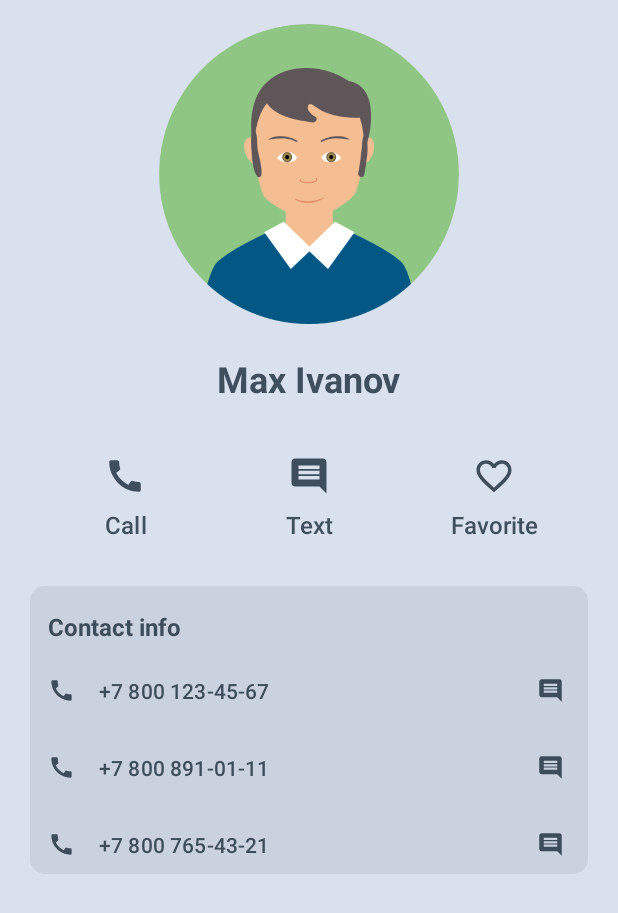
After one commit to AlevtinaTara/AndroidChangeName, an Android app: the layout activity_contact.xml on its own in the app's theme, with its tools: preview values and no code run, on a phone screen of 412 x 824 dp. The commit adds this screen. Shown: the top 913 px of the screen. Run offline under Robolectric (Android 15) with nearby library versions, the phone set to English and light mode, and no system bars.

Commit message:
Add contact activity and layout

```diff
--- a/app/build.gradle.kts
+++ b/app/build.gradle.kts
@@ -46,6 +46,7 @@ dependencies {
     implementation(libs.androidx.constraintlayout)
     implementation(libs.androidx.navigation.fragment.ktx)
     implementation(libs.androidx.navigation.ui.ktx)
+    implementation(libs.androidx.activity)
     testImplementation(libs.junit)
     androidTestImplementation(libs.androidx.junit)
     androidTestImplementation(libs.androidx.espresso.core)
--- a/app/src/main/AndroidManifest.xml
+++ b/app/src/main/AndroidManifest.xml
@@ -1,5 +1,6 @@
 <?xml version="1.0" encoding="utf-8"?>
-<manifest xmlns:android="http://schemas.android.com/apk/res/android"
+<manifest
+    xmlns:android="http://schemas.android.com/apk/res/android"
     xmlns:tools="http://schemas.android.com/tools">
 
     <application
@@ -13,7 +14,7 @@
         android:theme="@style/Theme.Homework"
         tools:targetApi="31">
         <activity
-            android:name=".MainActivity"
+            android:name=".ContactActivity"
             android:exported="true"
             android:theme="@style/Theme.Homework">
             <intent-filter>
--- /dev/null
+++ b/app/src/main/java/com/example/homework/ContactActivity.kt
@@ -0,0 +1,15 @@
+package com.example.homework
+
+import android.os.Bundle
+import androidx.activity.enableEdgeToEdge
+import androidx.appcompat.app.AppCompatActivity
+import androidx.core.view.ViewCompat
+import androidx.core.view.WindowInsetsCompat
+
+class ContactActivity : AppCompatActivity() {
+    override fun onCreate(savedInstanceState: Bundle?) {
+        super.onCreate(savedInstanceState)
+        setContentView(R.layout.activity_contact)
+
+    }
+}
--- /dev/null
+++ b/app/src/main/res/drawable/bg_rounded.xml
@@ -0,0 +1,10 @@
+<?xml version="1.0" encoding="UTF-8"?>
+<shape xmlns:android="http://schemas.android.com/apk/res/android">
+    <solid android:color="#15233443" />
+    <corners android:radius="10dp" />
+    <padding
+        android:bottom="0dp"
+        android:left="0dp"
+        android:right="0dp"
+        android:top="0dp" />
+</shape>
--- /dev/null
+++ b/app/src/main/res/drawable/ic_call.xml
@@ -0,0 +1,12 @@
+<vector xmlns:android="http://schemas.android.com/apk/res/android"
+    android:width="24dp"
+    android:height="24dp"
+    android:tint="#D8233443"
+    android:viewportWidth="24"
+    android:viewportHeight="24">
+
+    <path
+        android:fillColor="@android:color/white"
+        android:pathData="M20.01,15.38c-1.23,0 -2.42,-0.2 -3.53,-0.56 -0.35,-0.12 -0.74,-0.03 -1.01,0.24l-1.57,1.97c-2.83,-1.35 -5.48,-3.9 -6.89,-6.83l1.95,-1.66c0.27,-0.28 0.35,-0.67 0.24,-1.02 -0.37,-1.11 -0.56,-2.3 -0.56,-3.53 0,-0.54 -0.45,-0.99 -0.99,-0.99H4.19C3.65,3 3,3.24 3,3.99 3,13.28 10.73,21 20.01,21c0.71,0 0.99,-0.63 0.99,-1.18v-3.45c0,-0.54 -0.45,-0.99 -0.99,-0.99z" />
+
+</vector>
--- /dev/null
+++ b/app/src/main/res/drawable/ic_favorite.xml
@@ -0,0 +1,12 @@
+<vector xmlns:android="http://schemas.android.com/apk/res/android"
+    android:width="24dp"
+    android:height="24dp"
+    android:tint="#D8233443"
+    android:viewportWidth="24"
+    android:viewportHeight="24">
+
+    <path
+        android:fillColor="@android:color/white"
+        android:pathData="M16.5,3c-1.74,0 -3.41,0.81 -4.5,2.09C10.91,3.81 9.24,3 7.5,3 4.42,3 2,5.42 2,8.5c0,3.78 3.4,6.86 8.55,11.54L12,21.35l1.45,-1.32C18.6,15.36 22,12.28 22,8.5 22,5.42 19.58,3 16.5,3zM12.1,18.55l-0.1,0.1 -0.1,-0.1C7.14,14.24 4,11.39 4,8.5 4,6.5 5.5,5 7.5,5c1.54,0 3.04,0.99 3.57,2.36h1.87C13.46,5.99 14.96,5 16.5,5c2,0 3.5,1.5 3.5,3.5 0,2.89 -3.14,5.74 -7.9,10.05z" />
+
+</vector>
--- /dev/null
+++ b/app/src/main/res/drawable/ic_sms.xml
@@ -0,0 +1,13 @@
+<vector xmlns:android="http://schemas.android.com/apk/res/android"
+    android:width="24dp"
+    android:height="24dp"
+    android:autoMirrored="true"
+    android:tint="#D8233443"
+    android:viewportWidth="24"
+    android:viewportHeight="24">
+
+    <path
+        android:fillColor="@android:color/white"
+        android:pathData="M21.99,4c0,-1.1 -0.89,-2 -1.99,-2L4,2c-1.1,0 -2,0.9 -2,2v12c0,1.1 0.9,2 2,2h14l4,4 -0.01,-18zM18,14L6,14v-2h12v2zM18,11L6,11L6,9h12v2zM18,8L6,8L6,6h12v2z" />
+
+</vector>
--- /dev/null
+++ b/app/src/main/res/layout/activity_contact.xml
@@ -0,0 +1,145 @@
+<?xml version="1.0" encoding="utf-8"?>
+<androidx.constraintlayout.widget.ConstraintLayout
+    xmlns:android="http://schemas.android.com/apk/res/android"
+    xmlns:app="http://schemas.android.com/apk/res-auto"
+    android:layout_width="match_parent"
+    android:layout_height="match_parent"
+    android:background="#5B96B5CE">
+
+    <ImageView
+        android:id="@+id/contact_avatar"
+        android:layout_width="200dp"
+        android:layout_height="200dp"
+        android:layout_marginTop="16dp"
+        android:src="@drawable/man"
+        app:layout_constraintEnd_toEndOf="parent"
+        app:layout_constraintStart_toStartOf="parent"
+        app:layout_constraintTop_toTopOf="parent" />
+
+    <TextView
+        android:id="@+id/contact_name"
+        android:layout_width="wrap_content"
+        android:layout_height="wrap_content"
+        android:layout_marginTop="20dp"
+        android:text="Max Ivanov"
+        android:textColor="@color/textColor"
+        android:textSize="24sp"
+        android:textStyle="bold"
+        app:layout_constraintEnd_toEndOf="parent"
+        app:layout_constraintStart_toStartOf="parent"
+        app:layout_constraintTop_toBottomOf="@id/contact_avatar" />
+
+    <com.google.android.material.button.MaterialButton
+        android:id="@+id/contact_call"
+        style="@style/Theme.Contact.ActionButton"
+        android:layout_width="wrap_content"
+        android:layout_height="wrap_content"
+        android:layout_marginTop="20dp"
+        android:text="Call"
+        app:icon="@drawable/ic_call"
+        app:layout_constraintEnd_toStartOf="@id/contact_sms"
+        app:layout_constraintStart_toStartOf="parent"
+        app:layout_constraintTop_toBottomOf="@id/contact_name" />
+
+    <com.google.android.material.button.MaterialButton
+        android:id="@+id/contact_sms"
+        style="@style/Theme.Contact.ActionButton"
+        android:layout_width="wrap_content"
+        android:layout_height="wrap_content"
+        android:text="Text"
+        app:icon="@drawable/ic_sms"
+        app:layout_constraintEnd_toEndOf="parent"
+        app:layout_constraintStart_toStartOf="parent"
+        app:layout_constraintTop_toTopOf="@id/contact_call" />
+
+    <com.google.android.material.button.MaterialButton
+        android:id="@+id/contact_favorite"
+        style="@style/Theme.Contact.ActionButton"
+        android:layout_width="wrap_content"
+        android:layout_height="wrap_content"
+        android:text="Favorite"
+        app:icon="@drawable/ic_favorite"
+        app:layout_constraintEnd_toEndOf="parent"
+        app:layout_constraintStart_toEndOf="@id/contact_sms"
+        app:layout_constraintTop_toTopOf="@id/contact_call" />
+
+    <androidx.constraintlayout.widget.ConstraintLayout
+        android:layout_width="match_parent"
+        android:layout_height="wrap_content"
+        android:layout_marginHorizontal="20dp"
+        android:layout_marginTop="20dp"
+        android:background="@drawable/bg_rounded"
+        app:layout_constraintTop_toBottomOf="@id/contact_call">
+
+        <TextView
+            android:id="@+id/contact_info"
+            android:layout_width="match_parent"
+            android:layout_height="wrap_content"
+            android:text="Contact info"
+            android:textColor="@color/textColor"
+            android:textSize="16sp"
+            android:textStyle="bold"
+            app:layout_constraintTop_toTopOf="parent"
+            android:layout_marginTop="16dp"
+            android:layout_marginHorizontal="12dp"/>
+
+        <com.google.android.material.button.MaterialButton
+            android:id="@+id/contact_number1"
+            style="@style/Theme.Contact.PhoneCall"
+            android:layout_width="match_parent"
+            android:layout_height="wrap_content"
+            android:layout_marginTop="12dp"
+            android:text="+7 800 123-45-67"
+            app:layout_constraintTop_toBottomOf="@id/contact_info"
+            app:layout_constraintStart_toStartOf="parent"/>
+
+        <com.google.android.material.button.MaterialButton
+            style="@style/Theme.Contact.Sms"
+            android:layout_width="wrap_content"
+            android:layout_height="wrap_content"
+            app:layout_constraintEnd_toEndOf="@id/contact_number1"
+            app:layout_constraintTop_toTopOf="@id/contact_number1"
+            app:layout_constraintBottom_toBottomOf="@id/contact_number1"/>
+
+        <com.google.android.material.button.MaterialButton
+            android:id="@+id/contact_number2"
+            style="@style/Theme.Contact.PhoneCall"
+            android:layout_width="match_parent"
+            android:layout_height="wrap_content"
+            android:layout_marginTop="12dp"
+            android:text="+7 800 891-01-11"
+            app:layout_constraintTop_toBottomOf="@id/contact_number1"
+            app:layout_constraintStart_toStartOf="parent"/>
+
+        <com.google.android.material.button.MaterialButton
+            style="@style/Theme.Contact.Sms"
+            android:layout_width="wrap_content"
+            android:layout_height="wrap_content"
+            app:layout_constraintEnd_toEndOf="@id/contact_number2"
+            app:layout_constraintTop_toTopOf="@id/contact_number2"
+            app:layout_constraintBottom_toBottomOf="@id/contact_number2"/>
+
+        <com.google.android.material.button.MaterialButton
+            android:id="@+id/contact_number3"
+            style="@style/Theme.Contact.PhoneCall"
+            android:layout_width="match_parent"
+            android:layout_height="wrap_content"
+            android:layout_marginTop="12dp"
+            android:text="+7 800 765-43-21"
+            app:layout_constraintTop_toBottomOf="@id/contact_number2"
+            app:layout_constraintStart_toStartOf="parent"/>
+
+        <com.google.android.material.button.MaterialButton
+            style="@style/Theme.Contact.Sms"
+            android:layout_width="wrap_content"
+            android:layout_height="wrap_content"
+            app:layout_constraintEnd_toEndOf="@id/contact_number3"
+            app:layout_constraintTop_toTopOf="@id/contact_number3"
+            app:layout_constraintBottom_toBottomOf="@id/contact_number3"/>
+
+
+
+    </androidx.constraintlayout.widget.ConstraintLayout>
+
+
+</androidx.constraintlayout.widget.ConstraintLayout>
--- a/app/src/main/res/values-night/themes.xml
+++ b/app/src/main/res/values-night/themes.xml
@@ -1,6 +1,6 @@
 <resources xmlns:tools="http://schemas.android.com/tools">
     <!-- Base application theme. -->
-    <style name="Base.Theme.Homework" parent="Theme.Material3.DayNight.NoActionBar">
+    <style name="Base.Theme.Homework" parent="Theme.Material3.Light.NoActionBar">
         <!-- Customize your dark theme here. -->
         <!-- <item name="colorPrimary">@color/my_dark_primary</item> -->
     </style>
--- a/app/src/main/res/values/colors.xml
+++ b/app/src/main/res/values/colors.xml
@@ -2,4 +2,6 @@
 <resources>
     <color name="black">#FF000000</color>
     <color name="white">#FFFFFFFF</color>
+    <color name="textColor">#D8233443</color>
+    <color name="iconColor">#D8233443</color>
 </resources>
--- a/app/src/main/res/values/themes.xml
+++ b/app/src/main/res/values/themes.xml
@@ -1,9 +1,45 @@
 <resources xmlns:tools="http://schemas.android.com/tools">
     <!-- Base application theme. -->
-    <style name="Base.Theme.Homework" parent="Theme.Material3.DayNight.NoActionBar">
+    <style name="Base.Theme.Homework" parent="Theme.Material3.Light.NoActionBar">
         <!-- Customize your light theme here. -->
         <!-- <item name="colorPrimary">@color/my_light_primary</item> -->
     </style>
 
     <style name="Theme.Homework" parent="Base.Theme.Homework" />
+
+    <style name="Theme.Contact.ActionButton" parent="Widget.Material3.Button.UnelevatedButton">
+        <item name="android:minHeight">0dp</item>
+        <item name="android:minWidth">0dp</item>
+        <item name="android:textSize">16sp</item>
+        <item name="iconGravity">textTop</item>
+        <item name="iconPadding">12dp</item>
+        <item name="iconSize">28dp</item>
+        <item name="android:textColor">@color/textColor</item>
+        <item name="iconTint">@color/iconColor</item>
+        <item name="backgroundTint">@android:color/transparent</item>
+    </style>
+
+    <style name="Theme.Contact.PhoneCall" parent="Widget.Material3.Button.UnelevatedButton">
+        <item name="android:minHeight">0dp</item>
+        <item name="android:minWidth">0dp</item>
+        <item name="iconPadding">16dp</item>
+        <item name="android:textColor">@color/textColor</item>
+        <item name="iconTint">@color/iconColor</item>
+        <item name="backgroundTint">@android:color/transparent</item>
+        <item name="android:paddingHorizontal">12dp</item>
+        <item name="android:textAlignment">textStart</item>
+        <item name="icon">@drawable/ic_call</item>
+    </style>
+    <style name="Theme.Contact.Sms" parent="Widget.Material3.Button.UnelevatedButton">
+        <item name="android:minHeight">0dp</item>
+        <item name="android:minWidth">0dp</item>
+        <item name="icon">@drawable/ic_sms</item>
+        <item name="backgroundTint">@android:color/transparent</item>
+        <item name="iconTint">@color/iconColor</item>
+        <item name="android:padding">4dp</item>
+        <item name="android:insetBottom">0dp</item>
+        <item name="android:insetTop">0dp</item>
+        <item name="iconPadding">0dp</item>
+        <item name="android:layout_marginEnd">12dp</item>
+    </style>
 </resources>
--- a/gradle/libs.versions.toml
+++ b/gradle/libs.versions.toml
@@ -10,6 +10,7 @@ material = "1.11.0"
 constraintlayout = "2.1.4"
 navigationFragmentKtx = "2.6.0"
 navigationUiKtx = "2.6.0"
+activity = "1.8.0"
 
 [libraries]
 androidx-core-ktx = { group = "androidx.core", name = "core-ktx", version.ref = "coreKtx" }
@@ -21,6 +22,7 @@ material = { group = "com.google.android.material", name = "material", version.r
 androidx-constraintlayout = { group = "androidx.constraintlayout", name = "constraintlayout", version.ref = "constraintlayout" }
 androidx-navigation-fragment-ktx = { group = "androidx.navigation", name = "navigation-fragment-ktx", version.ref = "navigationFragmentKtx" }
 androidx-navigation-ui-ktx = { group = "androidx.navigation", name = "navigation-ui-ktx", version.ref = "navigationUiKtx" }
+androidx-activity = { group = "androidx.activity", name = "activity", version.ref = "activity" }
 
 [plugins]
 androidApplication = { id = "com.android.application", version.ref = "agp" }
```
Also changed, not shown: app/src/main/res/drawable/man.png (added).
